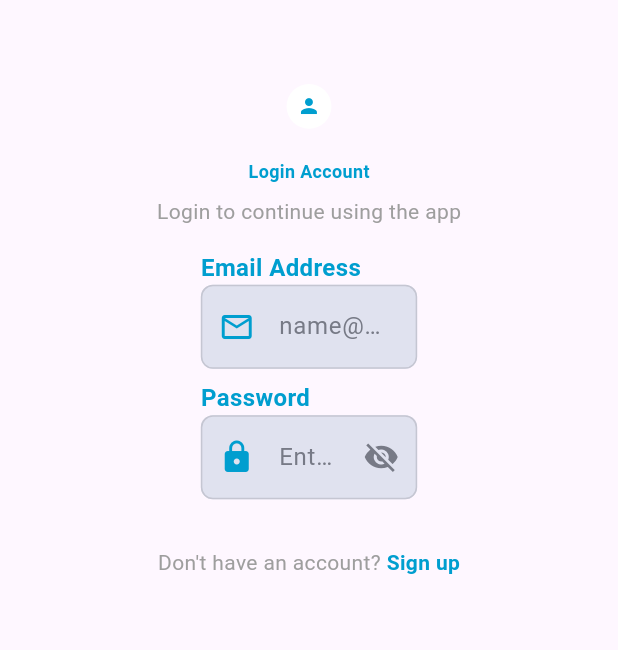
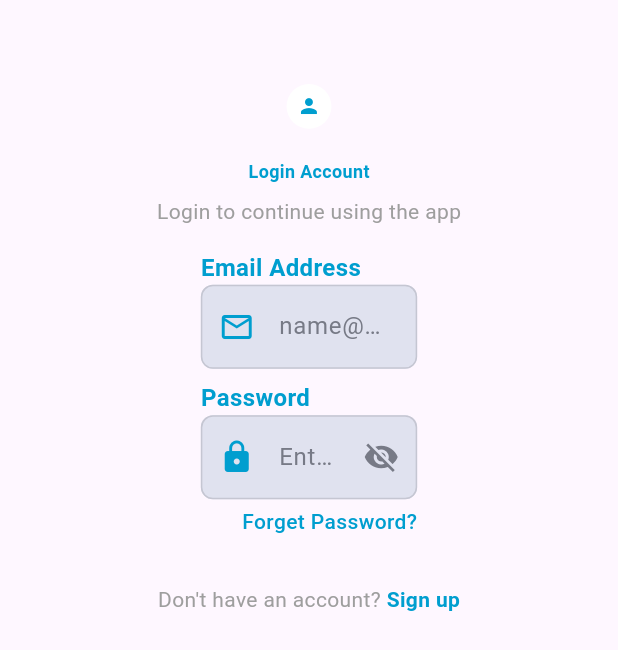
Before and after one commit to NadyAlwazah/flutter-task07-real-estate-app-beg, a Flutter app: the screen it shows after launch, on a phone screen of 412 x 824 dp. Shown: the top 650 px of the screen. Run offline on Flutter 3.47's test engine with Material 3 defaults, Android fonts, the phone set to English and light mode, and no system bars; our stand-ins replace cloud_firestore, firebase_auth, firebase_core, flutter_bloc, flutter_screenutil, go_router; accounts and stored records are empty.

Commit message:
feat(auth/ui): add ForgetPasswordText widget for loginViewBody

```diff
--- a/lib/core/utils/styles.dart
+++ b/lib/core/utils/styles.dart
@@ -13,6 +13,10 @@ abstract class Styles {
     fontWeight: FontWeight.w600,
     fontSize: 17,
   );
+  static const TextStyle authLink = TextStyle(
+    fontWeight: FontWeight.w500,
+    color: AppColors.primary,
+  );
 
   static const TextStyle authAction = TextStyle(
     color: AppColors.primary,
--- /dev/null
+++ b/lib/features/auth/presentation/views/widgets/forget_password_text.dart
@@ -0,0 +1,23 @@
+import 'package:flutter/material.dart';
+import 'package:flutter_screenutil/flutter_screenutil.dart';
+import 'package:flutter_task07_real_estate_app_beg/core/utils/styles.dart';
+
+class ForgetPasswordText extends StatelessWidget {
+  final VoidCallback? onTap;
+
+  const ForgetPasswordText({super.key, this.onTap});
+
+  @override
+  Widget build(BuildContext context) {
+    return SizedBox(
+      width: 0.35.sw,
+      child: Align(
+        alignment: Alignment.centerRight,
+        child: InkWell(
+          onTap: onTap,
+          child: const Text("Forget Password?", style: Styles.authLink),
+        ),
+      ),
+    );
+  }
+}
--- a/lib/features/auth/presentation/views/widgets/login_view_body.dart
+++ b/lib/features/auth/presentation/views/widgets/login_view_body.dart
@@ -1,6 +1,7 @@
 import 'package:flutter/material.dart';
 import 'package:flutter_task07_real_estate_app_beg/features/auth/presentation/views/widgets/auth_header.dart';
 import 'package:flutter_task07_real_estate_app_beg/features/auth/presentation/views/widgets/donot_have_an_account_widget.dart';
+import 'package:flutter_task07_real_estate_app_beg/features/auth/presentation/views/widgets/forget_password_text.dart';
 import 'package:flutter_task07_real_estate_app_beg/features/auth/presentation/views/widgets/login_form_fields.dart';
 import 'package:flutter_task07_real_estate_app_beg/features/auth/presentation/views/widgets/signup_avatar.dart';
 
@@ -12,6 +13,7 @@ class LoginViewBody extends StatefulWidget {
 }
 
 class _LoginViewBodyState extends State<LoginViewBody> {
+  final GlobalKey<FormState> _formKey = GlobalKey<FormState>();
   TextEditingController emailController = TextEditingController();
   TextEditingController passwordController = TextEditingController();
 
@@ -28,6 +30,8 @@ class _LoginViewBodyState extends State<LoginViewBody> {
       padding: const EdgeInsets.all(16.0),
       child: SingleChildScrollView(
         child: Center(
+          child: Form(
+            key: _formKey,
             child: Column(
               children: [
                 const SizedBox(height: 40),
@@ -43,6 +47,8 @@ class _LoginViewBodyState extends State<LoginViewBody> {
                   emailController: emailController,
                   passwordController: passwordController,
                 ),
+                const SizedBox(height: 5),
+                const ForgetPasswordText(),
 
                 const SizedBox(height: 32),
                 const DonotHaveAnAccountWidget(),
@@ -50,6 +56,7 @@ class _LoginViewBodyState extends State<LoginViewBody> {
             ),
           ),
         ),
+      ),
     );
   }
 }
```
Lines whose indentation alone changed are shown as unchanged.
